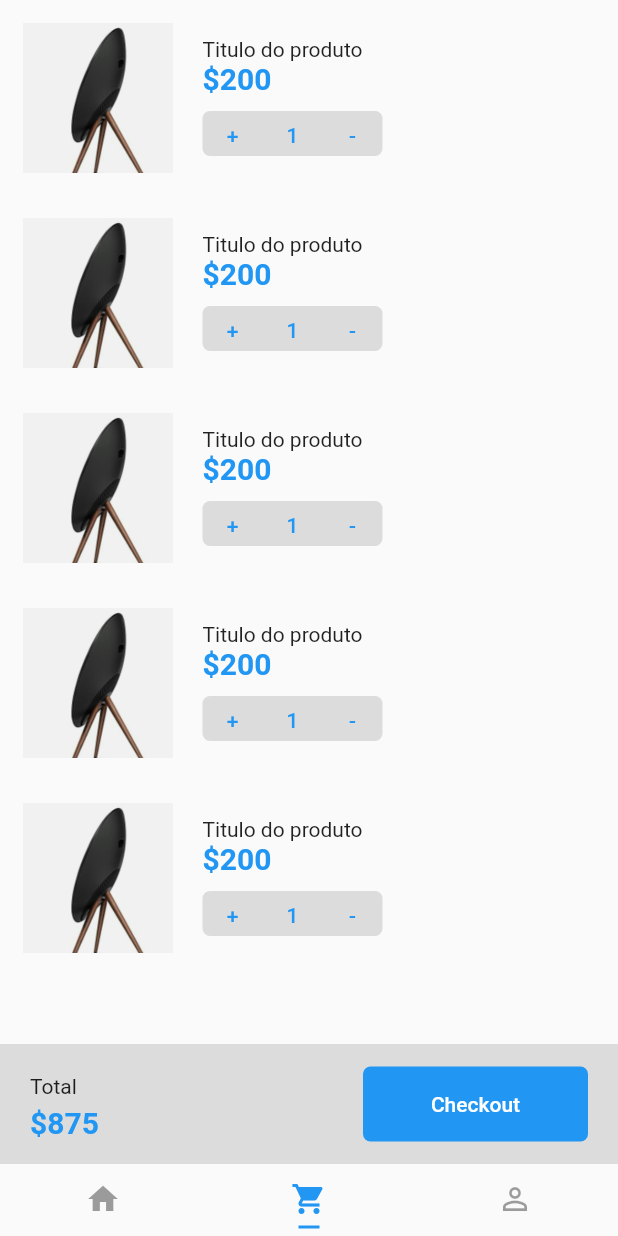
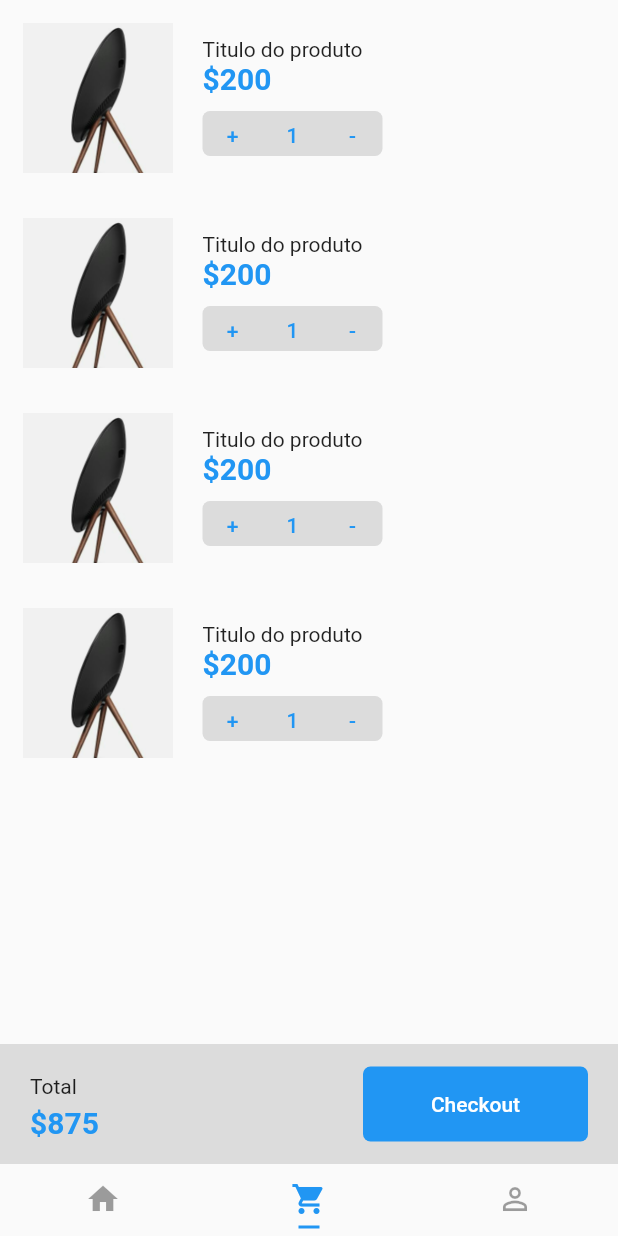
Before and after one commit to MiltonQuirino/shopping, a Flutter app: the screen it shows after launch, item 2 of the bottom bar chosen, on a phone screen of 412 x 824 dp. Run offline on Flutter 3.47's test engine with Material 2 defaults, Android fonts, the phone set to English and light mode, and no system bars.

Commit message:
add cart widget

```diff
--- a/lib/pages/cart.page.dart
+++ b/lib/pages/cart.page.dart
@@ -1,4 +1,5 @@
 import 'package:flutter/material.dart';
+import 'package:shopping/widgets/cart/cart-list.widget.dart';
 
 class CartPage extends StatelessWidget {
   const CartPage({Key? key}) : super(key: key);
@@ -12,7 +13,7 @@ class CartPage extends StatelessWidget {
           Expanded(
             child: Container(
               // color: Colors.red,
-              child: productList(context),
+              child: CartList(),
             ),
           ),
           Container(
@@ -75,95 +76,3 @@ class CartPage extends StatelessWidget {
     );
   }
 }
-
-Widget productList(context) {
-  return ListView(
-    children: [
-      productItem(context),
-      productItem(context),
-      productItem(context),
-      productItem(context),
-      productItem(context),
-    ],
-  );
-}
-
-Widget productItem(context) {
-  return Container(
-    height: 120,
-    margin: EdgeInsets.all(5),
-    child: Row(
-      children: [
-        Container(
-          width: 100,
-          height: 100,
-          margin: EdgeInsets.all(10),
-          child: Image.asset(
-            "assets/product-1.png",
-            fit: BoxFit.fitWidth,
-          ),
-        ),
-        Padding(
-          padding: EdgeInsets.only(
-            top: 20,
-            left: 10,
-          ),
-          child: Column(
-            crossAxisAlignment: CrossAxisAlignment.start,
-            children: [
-              Text("Titulo do produto"),
-              Text(
-                "\$200",
-                style: TextStyle(
-                    color: Theme.of(context).primaryColor,
-                    fontWeight: FontWeight.bold,
-                    fontSize: 20),
-              ),
-              SizedBox(
-                height: 10,
-              ),
-              Container(
-                height: 30,
-                width: 120,
-                decoration: BoxDecoration(
-                  color: Colors.black12,
-                  borderRadius: BorderRadius.all(
-                    Radius.circular(5),
-                  ),
-                ),
-                child: Row(
-                  children: [
-                    Container(
-                      width: 40,
-                      alignment: Alignment.center,
-                      child: TextButton(
-                        child: Text("+"),
-                        onPressed: () {},
-                      ),
-                    ),
-                    Container(
-                      width: 40,
-                      alignment: Alignment.center,
-                      child: TextButton(
-                        child: Text("1"),
-                        onPressed: () {},
-                      ),
-                    ),
-                    Container(
-                      width: 40,
-                      alignment: Alignment.center,
-                      child: TextButton(
-                        child: Text("-"),
-                        onPressed: () {},
-                      ),
-                    )
-                  ],
-                ),
-              )
-            ],
-          ),
-        )
-      ],
-    ),
-  );
-}
--- /dev/null
+++ b/lib/widgets/cart/cart-item.widget.dart
@@ -0,0 +1,86 @@
+import 'package:flutter/material.dart';
+
+class CartItem extends StatelessWidget {
+  const CartItem({Key? key}) : super(key: key);
+
+  @override
+  Widget build(BuildContext context) {
+    return Container(
+      height: 120,
+      margin: EdgeInsets.all(5),
+      child: Row(
+        children: [
+          Container(
+            width: 100,
+            height: 100,
+            margin: EdgeInsets.all(10),
+            child: Image.asset(
+              "assets/product-1.png",
+              fit: BoxFit.fitWidth,
+            ),
+          ),
+          Padding(
+            padding: EdgeInsets.only(
+              top: 20,
+              left: 10,
+            ),
+            child: Column(
+              crossAxisAlignment: CrossAxisAlignment.start,
+              children: [
+                Text("Titulo do produto"),
+                Text(
+                  "\$200",
+                  style: TextStyle(
+                      color: Theme.of(context).primaryColor,
+                      fontWeight: FontWeight.bold,
+                      fontSize: 20),
+                ),
+                SizedBox(
+                  height: 10,
+                ),
+                Container(
+                  height: 30,
+                  width: 120,
+                  decoration: BoxDecoration(
+                    color: Colors.black12,
+                    borderRadius: BorderRadius.all(
+                      Radius.circular(5),
+                    ),
+                  ),
+                  child: Row(
+                    children: [
+                      Container(
+                        width: 40,
+                        alignment: Alignment.center,
+                        child: TextButton(
+                          child: Text("+"),
+                          onPressed: () {},
+                        ),
+                      ),
+                      Container(
+                        width: 40,
+                        alignment: Alignment.center,
+                        child: TextButton(
+                          child: Text("1"),
+                          onPressed: () {},
+                        ),
+                      ),
+                      Container(
+                        width: 40,
+                        alignment: Alignment.center,
+                        child: TextButton(
+                          child: Text("-"),
+                          onPressed: () {},
+                        ),
+                      )
+                    ],
+                  ),
+                )
+              ],
+            ),
+          )
+        ],
+      ),
+    );
+  }
+}
--- /dev/null
+++ b/lib/widgets/cart/cart-list.widget.dart
@@ -0,0 +1,19 @@
+import 'package:flutter/material.dart';
+
+import 'cart-item.widget.dart';
+
+class CartList extends StatelessWidget {
+  const CartList({Key? key}) : super(key: key);
+
+  @override
+  Widget build(BuildContext context) {
+    return ListView(
+      children: [
+        CartItem(),
+        CartItem(),
+        CartItem(),
+        CartItem(),
+      ],
+    );
+  }
+}
```
